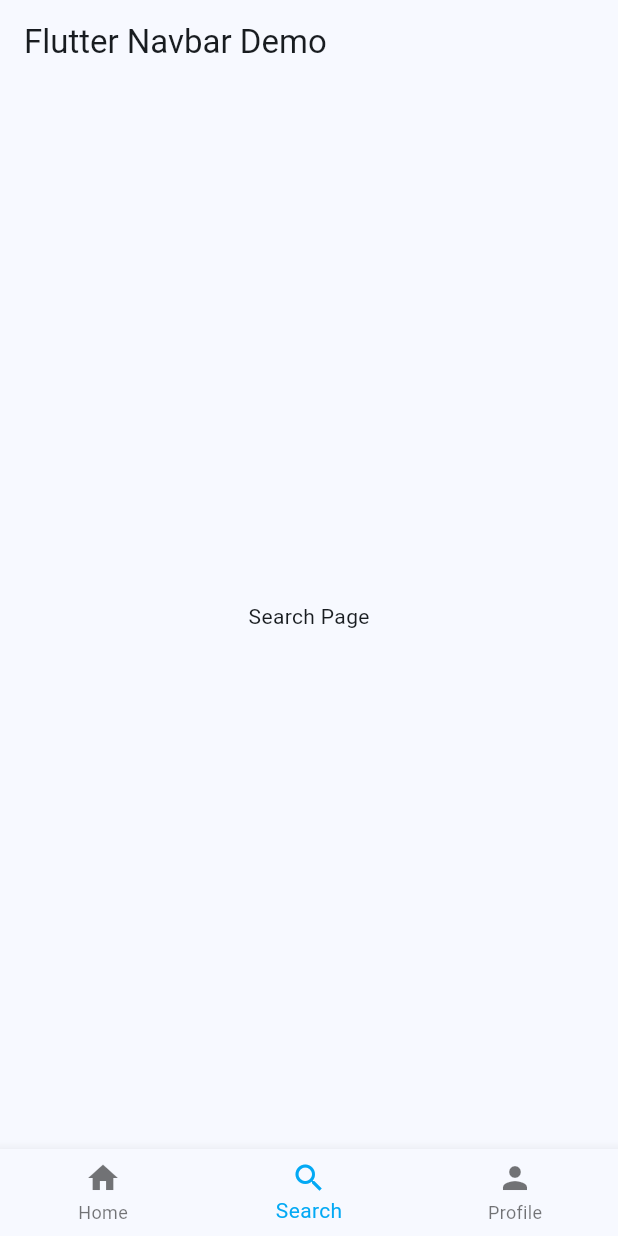
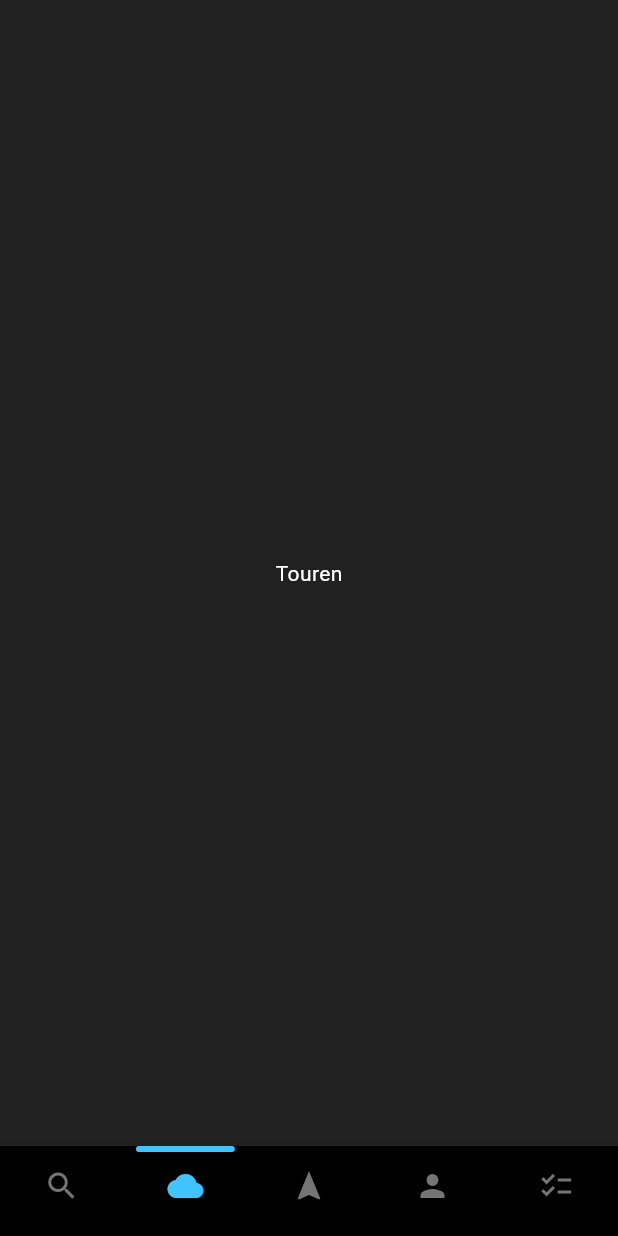
Before and after one commit to EdgeLordE/HikeMate, a Flutter app: the screen it shows after launch, item 2 of the bottom bar chosen, on a phone screen of 412 x 824 dp. Run offline on Flutter 3.47's test engine with Material 3 defaults, Android fonts, the phone set to English and light mode, and no system bars; our stand-ins replace flutter_map, latlong2; missing offline and left inert: flutter_map_location_marker.

Commit message:
Karte gemacht bei Navigation und den Live standort.

```diff
--- a/src/lib/Pages/NavigationPage.dart
+++ b/src/lib/Pages/NavigationPage.dart
@@ -0,0 +1,37 @@
+import 'package:flutter/material.dart';
+import 'package:flutter_map/flutter_map.dart';
+import 'package:flutter_map_location_marker/flutter_map_location_marker.dart';
+import 'package:latlong2/latlong.dart';
+
+class NavigationPage extends StatefulWidget {
+  const NavigationPage({super.key});
+
+  @override
+  State<NavigationPage> createState() => _NavigationPageState();
+}
+
+class _NavigationPageState extends State<NavigationPage> {
+  final MapController _mapController = MapController();
+
+  @override
+  Widget build(BuildContext context) {
+    return Scaffold(
+      body: FlutterMap(
+        mapController: _mapController,
+        options: MapOptions(
+          center: LatLng(47.3769, 8.5417),
+          zoom: 14.0,
+        ),
+        children: [
+          TileLayer(
+            urlTemplate: 'https://tiles.bergfex.at/styles/bergfex-osm/{z}/{x}/{y}.jpg',
+            userAgentPackageName: 'com.example.app',
+            retinaMode: RetinaMode.isHighDensity(context),
+            maxZoom: 19,
+          ),
+          CurrentLocationLayer(),
+        ],
+      ),
+    );
+  }
+}
--- a/src/lib/main.dart
+++ b/src/lib/main.dart
@@ -1,4 +1,5 @@
 import 'package:flutter/material.dart';
+import 'Pages/NavigationPage.dart';
 
 void main() {
   runApp(const MyApp());
@@ -11,8 +12,16 @@ class MyApp extends StatelessWidget {
   Widget build(BuildContext context) {
     return MaterialApp(
       title: 'HikeMate',
-      theme: ThemeData(
-        colorScheme: ColorScheme.fromSeed(seedColor: Colors.lightBlue),
+      debugShowCheckedModeBanner: false,
+      theme: ThemeData.dark().copyWith(
+        scaffoldBackgroundColor: Colors.grey[900],
+        bottomNavigationBarTheme: BottomNavigationBarThemeData(
+          backgroundColor: Colors.black,
+          selectedItemColor: Colors.lightBlueAccent,
+          unselectedItemColor: Colors.grey[600],
+          showSelectedLabels: false,
+          showUnselectedLabels: false,
+        ),
       ),
       home: const MyHomePage(),
     );
@@ -29,11 +38,12 @@ class MyHomePage extends StatefulWidget {
 class _MyHomePageState extends State<MyHomePage> {
   int _selectedIndex = 0;
 
-  // Liste der Seiten für die Navigation
-  static const List<Widget> _pages = <Widget>[
-    Center(child: Text('Home Page')),
-    Center(child: Text('Search Page')),
-    Center(child: Text('Profile Page')),
+  static const List<Widget> _pages = [
+    Center(child: Text('Search', style: TextStyle(color: Colors.white))),
+    Center(child: Text('Touren', style: TextStyle(color: Colors.white))),
+    NavigationPage(),
+    Center(child: Text('Profil', style: TextStyle(color: Colors.white))),
+    Center(child: Text('Erfolge', style: TextStyle(color: Colors.white))),
   ];
 
   void _onItemTapped(int index) {
@@ -44,30 +54,46 @@ class _MyHomePageState extends State<MyHomePage> {
 
   @override
   Widget build(BuildContext context) {
+    double screenWidth = MediaQuery.of(context).size.width;
+    double tabWidth = screenWidth / 5;
+
     return Scaffold(
-      appBar: AppBar(
-        title: const Text('Flutter Navbar Demo'),
-      ),
       body: _pages[_selectedIndex],
-      bottomNavigationBar: BottomNavigationBar(
-        items: const <BottomNavigationBarItem>[
-          BottomNavigationBarItem(
-            icon: Icon(Icons.home),
-            label: 'Home',
+      bottomNavigationBar: SizedBox(
 
-          ),
-          BottomNavigationBarItem(
-            icon: Icon(Icons.search),
-            label: 'Search',
-          ),
-          BottomNavigationBarItem(
-            icon: Icon(Icons.person),
-            label: 'Profile',
-          ),
-        ],
-        currentIndex: _selectedIndex,
-        selectedItemColor: Colors.lightBlue,
-        onTap: _onItemTapped,
+        height: 60, // genug Platz für Balken + Icons
+        child: Stack(
+          children: [
+            // eigentliche Navigation
+            Positioned.fill(
+              child: BottomNavigationBar(
+                type: BottomNavigationBarType.fixed,
+                items: const [
+                  BottomNavigationBarItem(icon: Icon(Icons.search), label: ''),
+                  BottomNavigationBarItem(icon: Icon(Icons.cloud), label: ''),
+                  BottomNavigationBarItem(icon: Icon(Icons.navigation), label: ''),
+                  BottomNavigationBarItem(icon: Icon(Icons.person), label: ''),
+                  BottomNavigationBarItem(icon: Icon(Icons.checklist), label: ''),
+                ],
+                currentIndex: _selectedIndex,
+                onTap: _onItemTapped,
+              ),
+            ),
+            AnimatedPositioned(
+              duration: const Duration(milliseconds: 200),
+              top: 0, // Position direkt innerhalb der Navigation Bar
+              left: _selectedIndex * tabWidth + tabWidth * 0.1, // Zentrierung
+              child: Container(
+                width: tabWidth * 0.8, // Breite des Rechtecks
+                height: 4, // Höhe des Rechtecks
+                decoration: BoxDecoration(
+                  color: Colors.lightBlueAccent,
+                  borderRadius: BorderRadius.circular(5), // Abgerundete Ecken
+                ),
+              ),
+            ),
+          ],
+        ),
       ),
     );
   }
--- a/src/pubspec.yaml
+++ b/src/pubspec.yaml
@@ -34,6 +34,10 @@ dependencies:
   # The following adds the Cupertino Icons font to your application.
   # Use with the CupertinoIcons class for iOS style icons.
   cupertino_icons: ^1.0.8
+  flutter_map: ^6.0.1
+  latlong2: ^0.9.0
+  geolocator: ^10.1.0
+  flutter_map_location_marker: ^8.0.5
 
 dev_dependencies:
   flutter_test:
```
Also changed, not shown: doc/Diagramme/Klassendiagramm.png (deleted), src/pubspec.lock, 6 other files.
